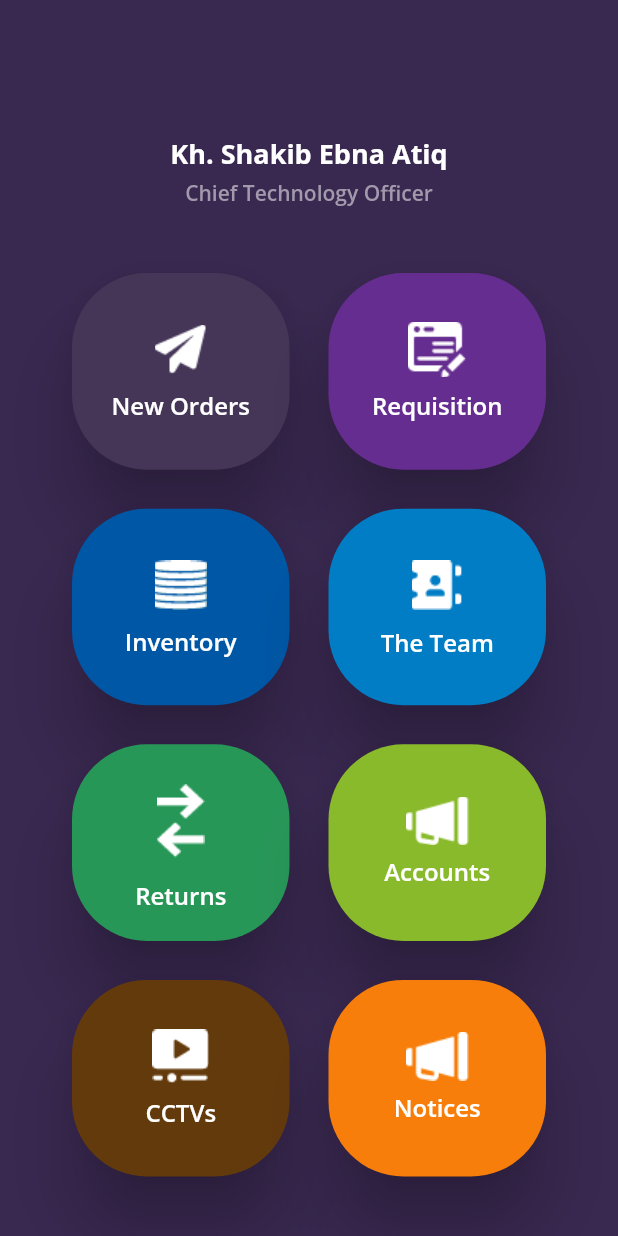
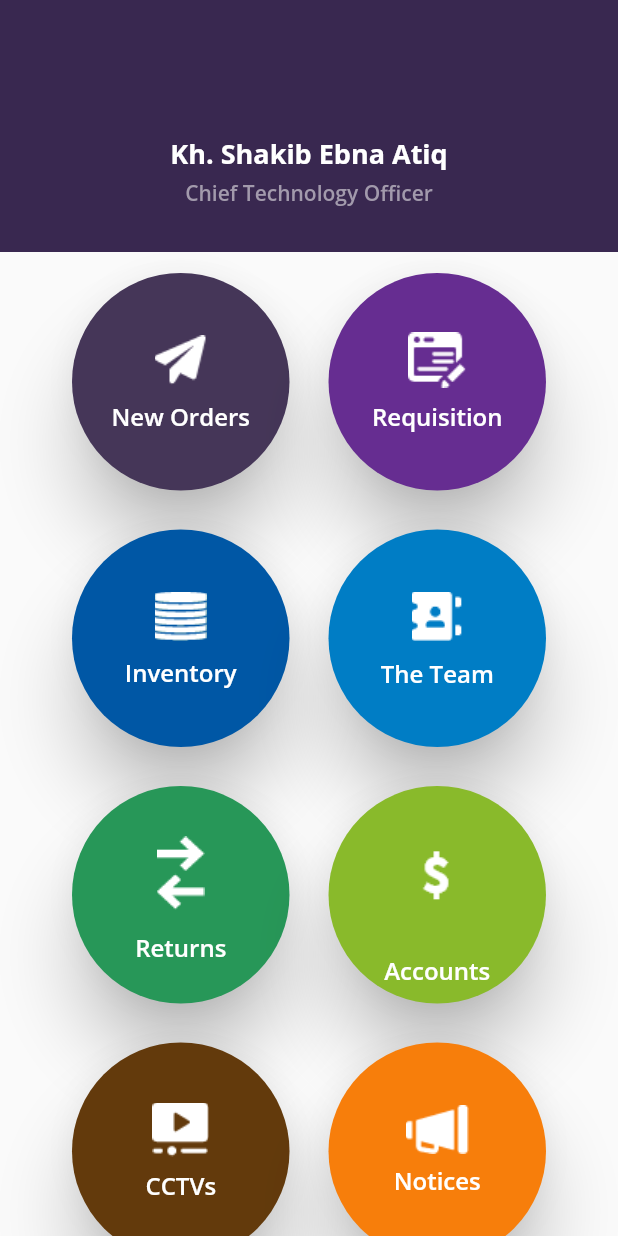
Before and after one commit to Shakibea/nbt, a Flutter app: the screen it shows after launch, on a phone screen of 412 x 824 dp. Run offline on Flutter 3.47's test engine with Material 2 defaults, Android fonts, the phone set to English and light mode, and no system bars; our stand-ins replace google_fonts.

Commit message:
main grid change

```diff
--- a/lib/screens/main_dashboard_screen.dart
+++ b/lib/screens/main_dashboard_screen.dart
@@ -9,9 +9,13 @@ class MainDashboardScreen extends StatelessWidget {
   @override
   Widget build(BuildContext context) {
     return Scaffold(
-      backgroundColor: const Color(0xff392850),
+      // backgroundColor: const Color(0xff392850),
       body: Column(
         children: <Widget>[
+          Container(
+            color: const Color(0xff392850),
+            child: Column(
+              children: [
                 const SizedBox(
                   // height: 110,
                   height: 90,
@@ -62,6 +66,9 @@ class MainDashboardScreen extends StatelessWidget {
                 const SizedBox(
                   height: 30,
                 ),
+              ],
+            ),
+          ),
           MainGridDashboard(),
         ],
       ),
--- a/lib/widgets/main_grid_dashboard.dart
+++ b/lib/widgets/main_grid_dashboard.dart
@@ -46,8 +46,8 @@ class MainGridDashboard extends StatelessWidget {
       title: "Accounts",
       subtitle: "",
       event: "2 Items",
-      // img: "lib/assets/accounts_icon.png",
-      img: "lib/assets/notices_icon.png",
+      img: "lib/assets/accounts_icon.png",
+      // img: "lib/assets/notices_icon.png",
       color: 0xff89BA2B,
     ),
     DashboardItems(
@@ -70,19 +70,21 @@ class MainGridDashboard extends StatelessWidget {
   Widget build(BuildContext context) {
     return Flexible(
       child: GridView.count(
-          childAspectRatio: 1.1,
+          childAspectRatio: 1.0,
           padding: const EdgeInsets.symmetric(vertical: 10, horizontal: 44),
           crossAxisCount: 2,
           crossAxisSpacing: 18,
           mainAxisSpacing: 18,
           children: items.map((item) {
-            return InkWell(
+            return Card(
+              elevation: 20,
+              color: Color(item.color),
+              shape: RoundedRectangleBorder(
+                borderRadius: BorderRadius.circular(90),
+              ),
+              child: InkWell(
                 onTap: () {
                   if (item.title == 'New Orders') {
-                  // Navigator.pushNamed(
-                  //   context,
-                  //   NewOrdersScreen.routeName,
-                  // );
                     Navigator.pushNamed(
                       context,
                       POListScreen.routeName,
@@ -95,12 +97,6 @@ class MainGridDashboard extends StatelessWidget {
                     );
                   }
                 },
-              child: Card(
-                elevation: 20,
-                color: Color(item.color),
-                shape: RoundedRectangleBorder(
-                  borderRadius: BorderRadius.circular(50),
-                ),
                 child: Container(
                   // decoration: BoxDecoration(
                   //     color: Color(color),
```
Lines whose indentation alone changed are shown as unchanged.
